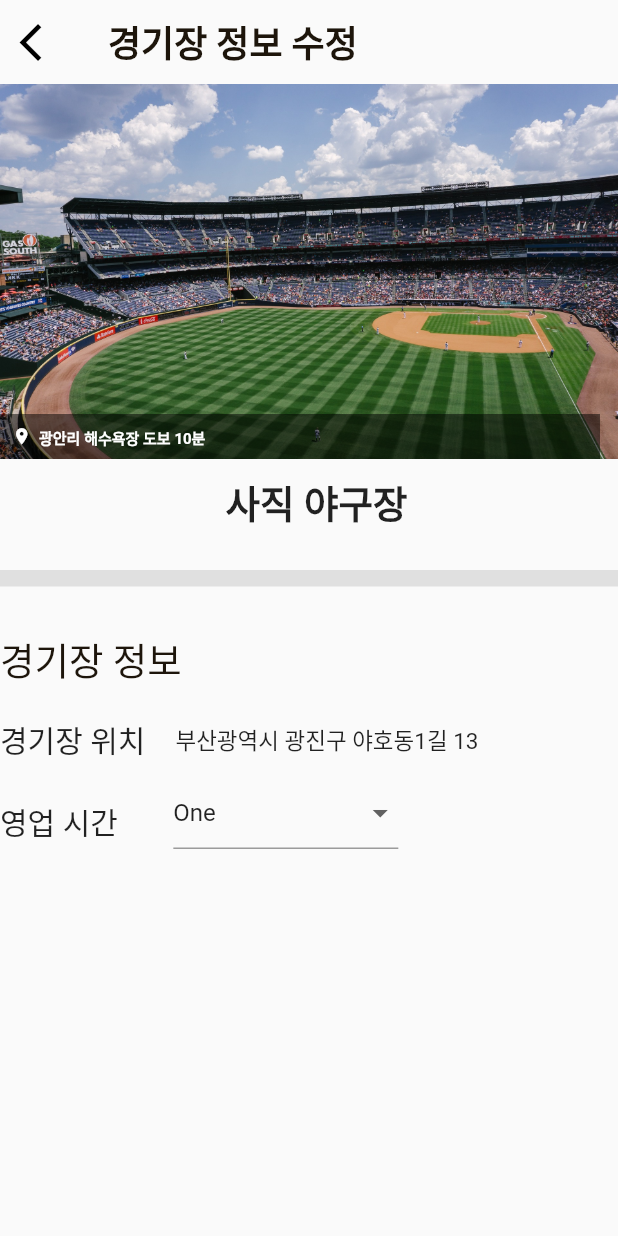
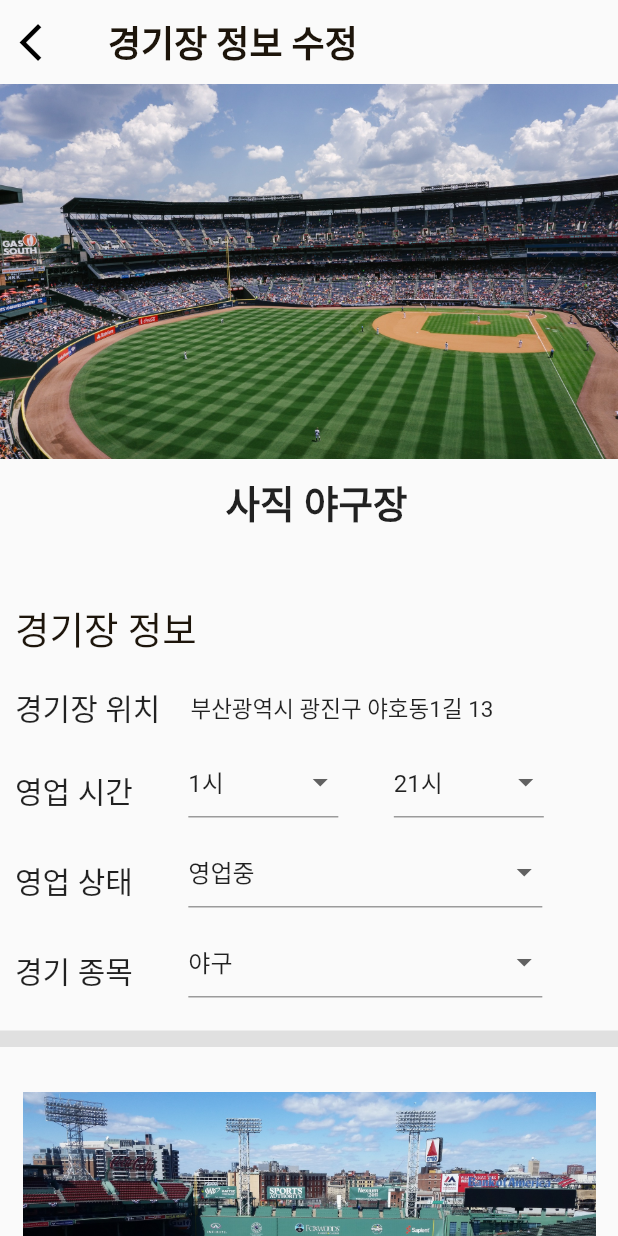
Before and after one commit to WhyAreYouSoMad/sporting_app, a Flutter app: the CompanyStadiumDetailPage screen opened directly, on a phone screen of 412 x 824 dp. Run offline on Flutter 3.47's test engine with Material 2 defaults, Android fonts, the phone set to English and light mode, and no system bars; our stand-ins replace curved_navigation_bar, validators; missing offline and left inert: remedi_kopo.

Commit message:
GFP-104 경기장 수정 페이지 구현 완료

```diff
--- a/lib/core/utils/my_validate_util.dart
+++ b/lib/core/utils/my_validate_util.dart
@@ -25,6 +25,18 @@ Function validatePassword() {
       return "패스워드의 길이를 초과하였습니다.";
     } else if (value.length < 4) {
       return "패스워드의 최소 길이는 4자입니다.";
+    } else {
+      return null;
+    }
+  };
+}
+
+Function validatePrice() {
+  return (String? value) {
+    if (value!.isEmpty) {
+      return "가격에 공백이 들어갈 수 없습니다.";
+    } else if (!isInt(value)) {
+      return "가격에 숫자를 제외한 문자는 들어갈 수 없습니다.";
     } else {
       return null;
     }
--- a/lib/view/pages/company/company_stadium_detail/companents/my_dropdown_button_form_field.dart
+++ b/lib/view/components/my_dropdown_button_form_field.dart
@@ -1,14 +1,17 @@
 import 'package:flutter/material.dart';
 
 class MyDropdownButtonFormField extends StatelessWidget {
+  final List<String> items;
+  final String initValue;
 
-  const MyDropdownButtonFormField({Key? key}) : super(key: key);
+
+  const MyDropdownButtonFormField({Key? key, required this.items, required this.initValue}) : super(key: key);
 
   @override
   Widget build(BuildContext context) {
     return DropdownButtonFormField<String>(
-      value: 'One',
-      items: ['One', 'Two', 'Three']
+      value: initValue,
+      items: items
           .map(
             (label) => DropdownMenuItem(
               child: Text(label),
--- a/lib/view/components/my_stadium_item.dart
+++ b/lib/view/components/my_stadium_item.dart
@@ -13,6 +13,7 @@ class MyStadiumItem extends StatelessWidget {
   final GestureTapCallback? onTab;
   final bool iscard;
   final bool hasRating;
+  final bool hasUnderBlock;
   final double stadiumNameTextSize;
 
   const MyStadiumItem({
@@ -25,6 +26,7 @@ class MyStadiumItem extends StatelessWidget {
     this.hasSticky = false,
     this.iscard = false,
     this.hasRating = true,
+    this.hasUnderBlock = true,
     this.stadiumNameTextSize = 18,
     Key? key,
   }) : super(key: key);
@@ -43,7 +45,7 @@ class MyStadiumItem extends StatelessWidget {
             MyImageContainer(
               image: stadiumPic,
               hasSticky: hasSticky,
-              hasUnderBlock: true,
+              hasUnderBlock: hasUnderBlock,
               imageHeight: 250,
               empty: 0,
               location: location,
@@ -62,7 +64,7 @@ class MyStadiumItem extends StatelessWidget {
         MyImageContainer(
           image: stadiumPic,
           hasSticky: hasSticky,
-          hasUnderBlock: true,
+          hasUnderBlock: hasUnderBlock,
           imageHeight: 250,
           empty: 0,
           location: location,
--- a/lib/view/pages/company/company_stadium_detail/companents/company_stadium_detail_body.dart
+++ b/lib/view/pages/company/company_stadium_detail/companents/company_stadium_detail_body.dart
@@ -1,8 +1,9 @@
 import 'package:flutter/material.dart';
+import 'package:sporting_app/view/components/my_button.dart';
 import 'package:sporting_app/view/components/my_sliver_divider.dart';
 import 'package:sporting_app/view/components/my_stadium_item.dart';
+import 'package:sporting_app/view/pages/company/company_stadium_detail/companents/company_stadium_detail_court_detail.dart';
 import 'package:sporting_app/view/pages/company/company_stadium_detail/companents/company_stadium_detail_form.dart';
-import 'package:sporting_app/view/pages/company/company_stadium_detail/companents/company_stadium_detail_info.dart';
 
 class CompanyStadiumDetailBody extends StatelessWidget {
   const CompanyStadiumDetailBody({Key? key}) : super(key: key);
@@ -17,12 +18,35 @@ class CompanyStadiumDetailBody extends StatelessWidget {
             stadiumPic: 'assets/images/stadiums/baseballpark.jpg',
             stadiumName: '사직 야구장',
             hasRating: false,
+            hasUnderBlock: false,
             stadiumNameTextSize: 25,
+          ),
+        ),
+        SliverToBoxAdapter(child: const SizedBox(height: 30)),
+        SliverToBoxAdapter(
+          child: Padding(
+            padding: const EdgeInsets.symmetric(horizontal: 10),
+            child: CompanyStadiumDetailForm(),
           ),
         ),
         MySliverDivider(topPadding: 20),
         SliverToBoxAdapter(child: const SizedBox(height: 30)),
-        SliverToBoxAdapter(child: CompanyStadiumDetailForm()),
+        SliverToBoxAdapter(
+          child: Padding(
+            padding: const EdgeInsets.symmetric(horizontal: 15),
+            child: CompanyStadiumDetailCourtDetail(),
+          ),
+        ),
+        SliverToBoxAdapter(
+          child: Padding(
+            padding: const EdgeInsets.symmetric(horizontal: 20, vertical: 20),
+            child: MyButton(
+              funButton: () {},
+              text: '코트 추가',
+              fontWeight: FontWeight.bold,
+            ),
+          ),
+        )
       ],
     );
   }
--- /dev/null
+++ b/lib/view/pages/company/company_stadium_detail/companents/company_stadium_detail_court_detail.dart
@@ -0,0 +1,88 @@
+import 'package:flutter/material.dart';
+import 'package:sporting_app/core/utils/my_validate_util.dart';
+import 'package:sporting_app/view/components/my_image_container.dart';
+import 'package:sporting_app/view/components/my_text_form_field.dart';
+import 'package:sporting_app/view/components/my_dropdown_button_form_field.dart';
+
+class CompanyStadiumDetailCourtDetail extends StatelessWidget {
+  const CompanyStadiumDetailCourtDetail({Key? key}) : super(key: key);
+
+  @override
+  Widget build(BuildContext context) {
+    return Column(
+      children: [
+        MyImageContainer(
+            image: 'assets/images/courts/as1.jpg', imageHeight: 200),
+        SizedBox(height: 30),
+        Form(
+          child: Column(
+            children: [
+              Row(
+                children: [
+                  Text(
+                    '코트명',
+                    style: TextStyle(fontSize: 20),
+                  ),
+                  SizedBox(width: 60),
+                  SizedBox(
+                    width: 236,
+                    height: 60,
+                    child: MyTextFormField(
+                        hint: '코트명 입력', funValidator: validateStadiumName()),
+                  ),
+                ],
+              ),
+              SizedBox(height: 20),
+              Row(
+                children: [
+                  Text(
+                    '코트 설명',
+                    style: TextStyle(fontSize: 20),
+                  ),
+                  SizedBox(width: 37),
+                  SizedBox(
+                    width: 236,
+                    height: 60,
+                    child: MyTextFormField(
+                        hint: '코트 설명 입력', funValidator: validateStadiumName()),
+                  ),
+                ],
+              ),
+              SizedBox(height: 20),
+              Row(
+                children: [
+                  Text(
+                    '최대 인원',
+                    style: TextStyle(fontSize: 20),
+                  ),
+                  SizedBox(width: 40),
+                  SizedBox(
+                    width: 236,
+                    height: 60,
+                    child: MyDropdownButtonFormField(
+                        items: ['1명', '2명', '3명', '4명', '5명', '6명', '7명', '8명', '9명', '10명', '11명', '12명', '13명', '14명', '15명', '16명', '17명', '18명', '19명', '20명', '21명', '22명', '23명', '24명', '25명', '26명', '27명', '28명', '29명', '30명'], initValue: '12명'),
+                  ),
+                ],
+              ),
+              SizedBox(height: 20),
+              Row(
+                children: [
+                  Text(
+                    '대여 가격',
+                    style: TextStyle(fontSize: 20),
+                  ),
+                  SizedBox(width: 37),
+                  SizedBox(
+                    width: 236,
+                    height: 60,
+                    child: MyTextFormField(hint: '가격', funValidator: validatePrice()),
+                  ),
+                ],
+              )
+            ],
+          ),
+        ),
+      ],
+    );
+  }
+}
--- a/lib/view/pages/company/company_stadium_detail/companents/company_stadium_detail_form.dart
+++ b/lib/view/pages/company/company_stadium_detail/companents/company_stadium_detail_form.dart
@@ -1,9 +1,7 @@
 import 'package:flutter/material.dart';
 import 'package:sporting_app/core/constants/my_colors.dart';
 import 'package:sporting_app/core/utils/my_number_editing_controller.dart';
-import 'package:sporting_app/core/utils/my_validate_util.dart';
-import 'package:sporting_app/view/pages/company/company_stadium_detail/companents/company_stadium_detail_text_form_field.dart';
-import 'package:sporting_app/view/pages/company/company_stadium_detail/companents/my_dropdown_button_form_field.dart';
+import 'package:sporting_app/view/components/my_dropdown_button_form_field.dart';
 
 class CompanyStadiumDetailForm extends StatelessWidget {
   final _formKey = GlobalKey<FormState>();
@@ -42,7 +40,6 @@ class CompanyStadiumDetailForm extends StatelessWidget {
           ),
           SizedBox(height: 10),
           Row(
-
             children: [
               Text(
                 '영업 시간',
@@ -50,10 +47,97 @@ class CompanyStadiumDetailForm extends StatelessWidget {
               ),
               SizedBox(width: 37),
               SizedBox(
-                width: 150,
+                width: 100,
                 height: 60,
-                child: MyDropdownButtonFormField(),
+                child: MyDropdownButtonFormField(items: [
+                  '1시',
+                  '2시',
+                  '3시',
+                  '4시',
+                  '5시',
+                  '6시',
+                  '7시',
+                  '8시',
+                  '9시',
+                  '10시',
+                  '11시',
+                  '12시',
+                  '13시',
+                  '14시',
+                  '15시',
+                  '16시',
+                  '17시',
+                  '18시',
+                  '19시',
+                  '20시',
+                  '21시',
+                  '22시',
+                  '23시',
+                  '24시'
+                ], initValue: '1시'),
+              ),
+              SizedBox(width: 37),
+              SizedBox(
+                width: 100,
+                height: 60,
+                child: MyDropdownButtonFormField(items: [
+                  '1시',
+                  '2시',
+                  '3시',
+                  '4시',
+                  '5시',
+                  '6시',
+                  '7시',
+                  '8시',
+                  '9시',
+                  '10시',
+                  '11시',
+                  '12시',
+                  '13시',
+                  '14시',
+                  '15시',
+                  '16시',
+                  '17시',
+                  '18시',
+                  '19시',
+                  '20시',
+                  '21시',
+                  '22시',
+                  '23시',
+                  '24시'
+                ], initValue: '21시'),
               )
+            ],
+          ),
+          Row(
+            children: [
+              Text(
+                '영업 상태',
+                style: TextStyle(fontSize: 20),
+              ),
+              SizedBox(width: 37),
+              SizedBox(
+                width: 236,
+                height: 60,
+                child: MyDropdownButtonFormField(
+                    items: ['영업중', '휴업중'], initValue: '영업중'),
+              ),
+            ],
+          ),
+          Row(
+            children: [
+              Text(
+                '경기 종목',
+                style: TextStyle(fontSize: 20),
+              ),
+              SizedBox(width: 37),
+              SizedBox(
+                width: 236,
+                height: 60,
+                child: MyDropdownButtonFormField(
+                    items: ['축구', '야구', '농구', '골프', '테니스', '탁구', '골프', '볼링'],
+                    initValue: '야구'),
+              ),
             ],
           ),
         ],
```
